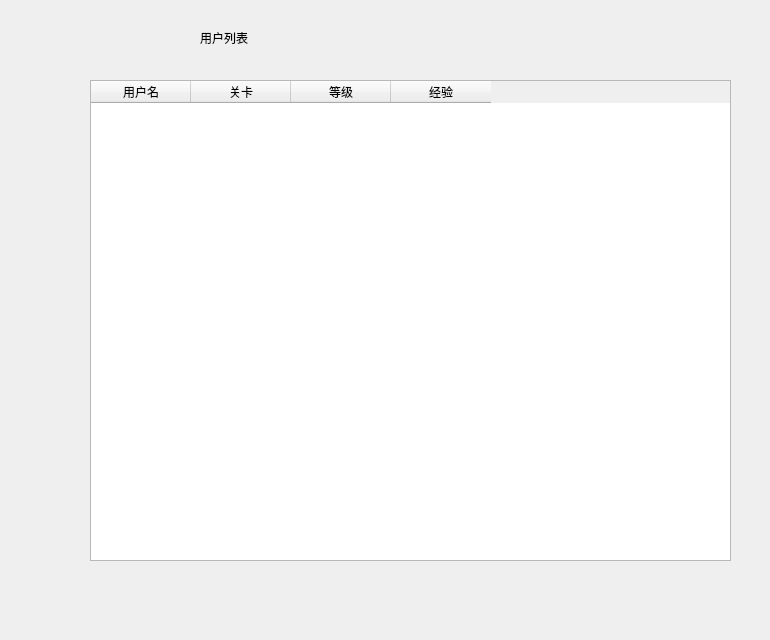
First picture: the form in list.ui, repository zqb-knight/delete_word, before the edit.
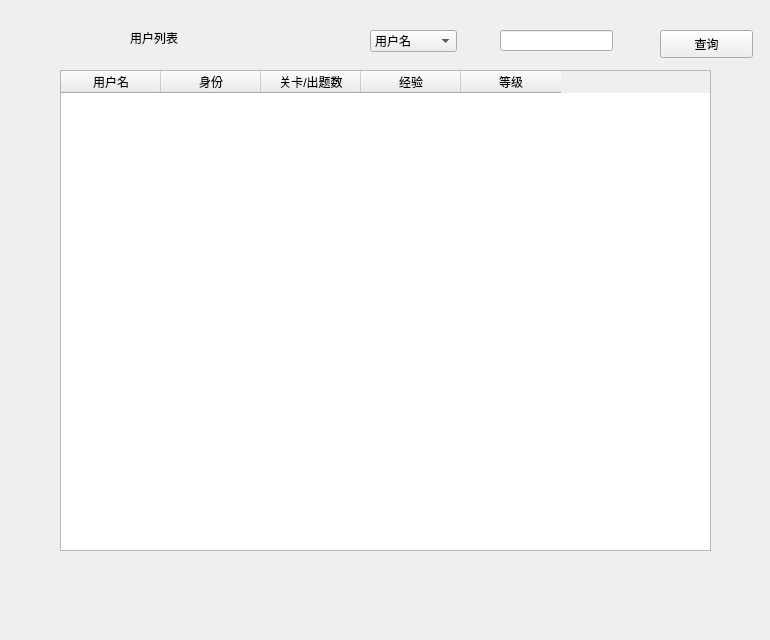
Second picture: the form after the edit.

Commit message: 添加了用户功能：

```diff
--- a/list.ui
+++ b/list.ui
@@ -16,7 +16,7 @@
   <widget class="QLabel" name="label">
    <property name="geometry">
     <rect>
-     <x>200</x>
+     <x>130</x>
      <y>30</y>
      <width>72</width>
      <height>15</height>
@@ -29,9 +29,9 @@
   <widget class="QTableWidget" name="tableWidget">
    <property name="geometry">
     <rect>
-     <x>90</x>
-     <y>80</y>
-     <width>641</width>
+     <x>60</x>
+     <y>70</y>
+     <width>651</width>
      <height>481</height>
     </rect>
    </property>
@@ -45,12 +45,12 @@
    </column>
    <column>
     <property name="text">
-     <string>关卡</string>
+     <string>身份</string>
     </property>
    </column>
    <column>
     <property name="text">
-     <string>等级</string>
+     <string>关卡/出题数</string>
     </property>
    </column>
    <column>
@@ -58,6 +58,74 @@
      <string>经验</string>
     </property>
    </column>
+   <column>
+    <property name="text">
+     <string>等级</string>
+    </property>
+   </column>
+  </widget>
+  <widget class="QPushButton" name="sreach_PB">
+   <property name="geometry">
+    <rect>
+     <x>660</x>
+     <y>30</y>
+     <width>93</width>
+     <height>28</height>
+    </rect>
+   </property>
+   <property name="text">
+    <string>查询</string>
+   </property>
+  </widget>
+  <widget class="QComboBox" name="comboBox">
+   <property name="geometry">
+    <rect>
+     <x>370</x>
+     <y>30</y>
+     <width>87</width>
+     <height>22</height>
+    </rect>
+   </property>
+   <item>
+    <property name="text">
+     <string>用户名</string>
+    </property>
+   </item>
+   <item>
+    <property name="text">
+     <string>身份</string>
+    </property>
+   </item>
+   <item>
+    <property name="text">
+     <string>关数</string>
+    </property>
+   </item>
+   <item>
+    <property name="text">
+     <string>经验</string>
+    </property>
+   </item>
+   <item>
+    <property name="text">
+     <string>等级</string>
+    </property>
+   </item>
+   <item>
+    <property name="text">
+     <string/>
+    </property>
+   </item>
+  </widget>
+  <widget class="QLineEdit" name="lineEdit">
+   <property name="geometry">
+    <rect>
+     <x>500</x>
+     <y>30</y>
+     <width>113</width>
+     <height>21</height>
+    </rect>
+   </property>
   </widget>
  </widget>
  <resources/>
```
The commit also changes 14 other files.
